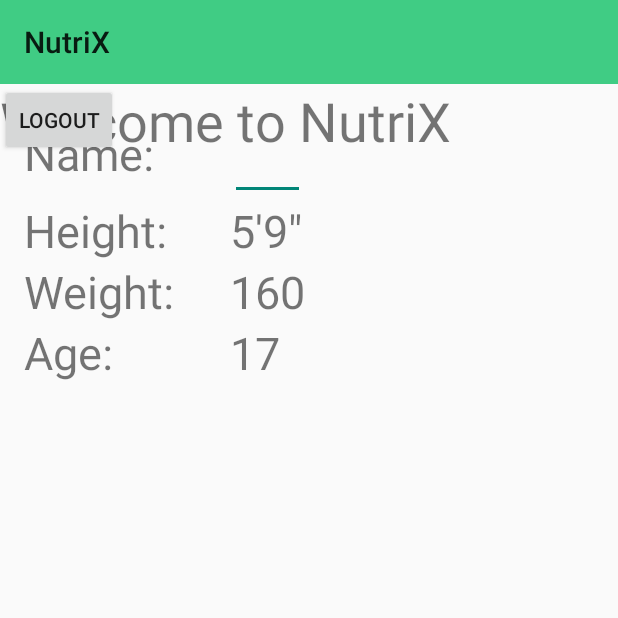
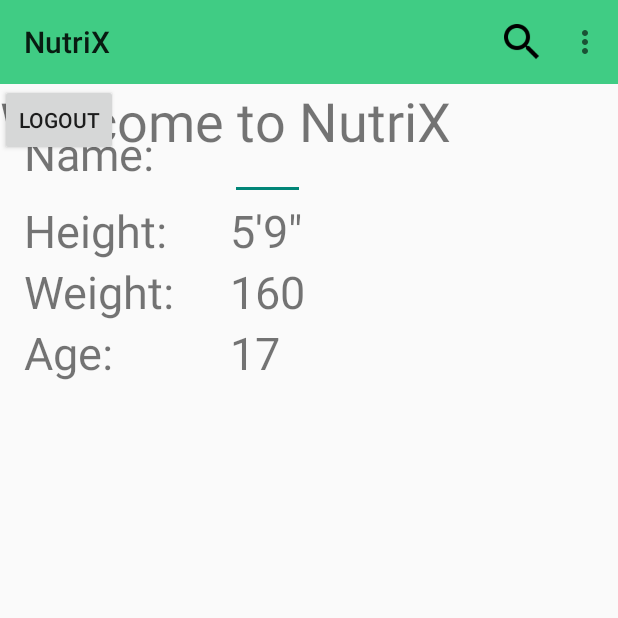
Before and after one commit to aaronlam100/NutriX, an Android app: the screen it shows after launch (MainActivity), on a phone screen of 412 x 824 dp, the top half of it. Run offline under Robolectric (Android 15) with nearby library versions, the phone set to English and light mode, and no system bars.

Commit message:
Updated search

```diff
--- a/app/src/main/java/com/nutrix/nutrix/MainActivity.java
+++ b/app/src/main/java/com/nutrix/nutrix/MainActivity.java
@@ -16,7 +16,7 @@ import android.widget.EditText;
 import android.widget.TabHost;
 import android.support.v7.widget.Toolbar;
 
-public class MainActivity extends ActionBarActivity implements View.OnClickListener {
+public class MainActivity extends AppCompatActivity implements View.OnClickListener {
 
     EditText etName, etAge, etUsername;
     Button bLogout;
@@ -54,6 +54,13 @@ public class MainActivity extends ActionBarActivity implements View.OnClickListe
         bLogout.setOnClickListener(this);
     }
 
+    @Override //need this method for the action bar
+    public boolean onCreateOptionsMenu(Menu menu) {
+        // Inflate the menu; this adds items to the action bar if it is present.
+        getMenuInflater().inflate(R.menu.menu_main, menu);
+        return true;
+    }
+
     @Override
     public void onClick(View view) {
         switch (view.getId()) {
```
